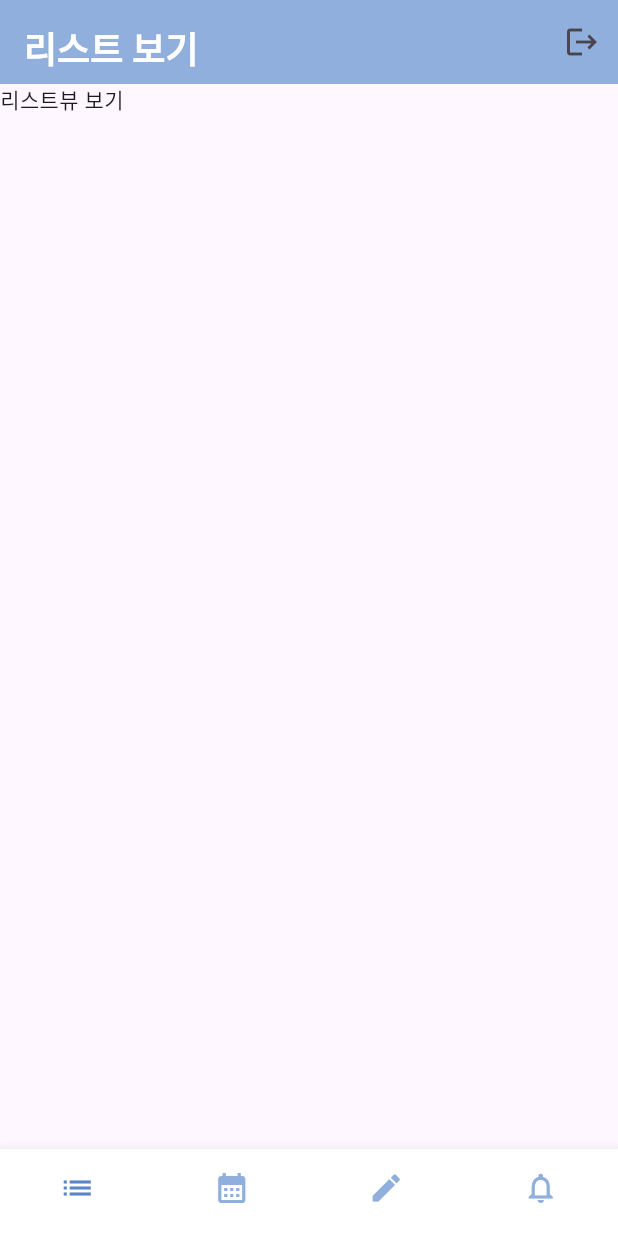
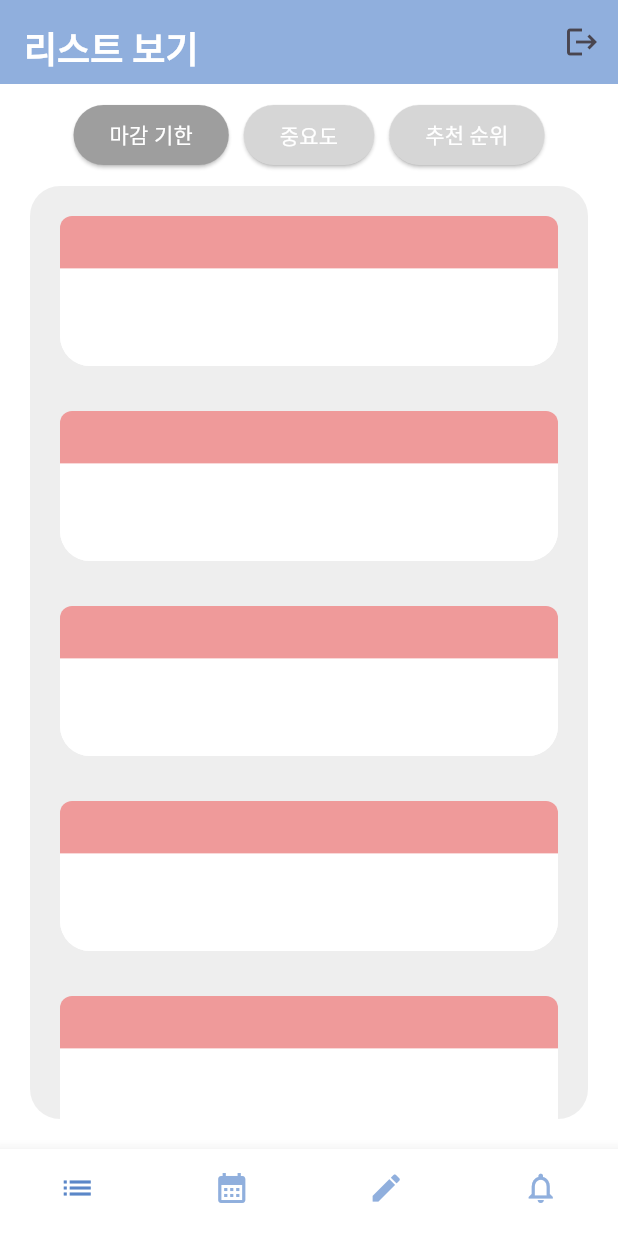
Before and after one commit to Mirum-List/Mirum-List, a Flutter app: the screen it shows once a user with an empty profile is signed in, on a phone screen of 412 x 824 dp. Run offline on Flutter 3.47's test engine with Material 3 defaults, Android fonts, the phone set to English and light mode, and no system bars; our stand-ins replace firebase_auth, firebase_core; accounts and stored records are empty.

Commit message:
리스트 보기 화면 UI 기본 구조 구현 (기능 및 데이터 연동 미구현)

```diff
--- a/lib/home/main_screen.dart
+++ b/lib/home/main_screen.dart
@@ -28,7 +28,7 @@ class _MainScreenState extends State<MainScreen> {
   Widget _getCurrentPage() {
     switch (_selectedIndex) {
       case 0:
-        return const ListViewScreen();
+        return ListViewScreen();
       case 1:
         return const CalendarScreen();
       case 2:
@@ -36,7 +36,7 @@ class _MainScreenState extends State<MainScreen> {
       case 3:
         return const LogScreen();
       default:
-        return const ListViewScreen();
+        return ListViewScreen();
     }
   }
 
--- a/lib/listView/list_view_screen.dart
+++ b/lib/listView/list_view_screen.dart
@@ -1,10 +1,139 @@
 import 'package:flutter/material.dart';
 
-class ListViewScreen extends StatelessWidget {
-  const ListViewScreen({super.key});
+class ListViewScreen extends StatefulWidget {
+  @override
+  _ListViewScreenState createState() => _ListViewScreenState();
+}
+
+class _ListViewScreenState extends State<ListViewScreen> {
+  String selectedButton = 'deadline'; // 현재 선택된 버튼을 저장
 
   @override
   Widget build(BuildContext context) {
-    return Scaffold(body: Text("리스트뷰 보기"));
+    return Scaffold(
+      backgroundColor: Colors.white,
+      body: Column(
+        children: [
+          const SizedBox(height: 10),
+          Row(
+            mainAxisAlignment: MainAxisAlignment.center,
+            crossAxisAlignment: CrossAxisAlignment.center,
+            children: [
+              ElevatedButton(
+                onPressed: () {
+                  setState(() {
+                    selectedButton = 'deadline'; // 선택된 버튼 설정
+                  });
+                },
+                style: ElevatedButton.styleFrom(
+                  backgroundColor: selectedButton == 'deadline'
+                      ? Colors.grey
+                      : Colors.grey[350],
+                  shape: const RoundedRectangleBorder(
+                    borderRadius: BorderRadius.all(Radius.circular(20)),
+                  ),
+                ),
+                child:
+                    const Text('마감 기한', style: TextStyle(color: Colors.white)),
+              ),
+              const SizedBox(width: 10),
+              ElevatedButton(
+                onPressed: () {
+                  setState(() {
+                    selectedButton = 'importance'; // 선택된 버튼 설정
+                  });
+                },
+                style: ElevatedButton.styleFrom(
+                  backgroundColor: selectedButton == 'importance'
+                      ? Colors.grey
+                      : Colors.grey[350],
+                  shape: const RoundedRectangleBorder(
+                    borderRadius: BorderRadius.all(Radius.circular(20)),
+                  ),
+                ),
+                child: const Text('중요도', style: TextStyle(color: Colors.white)),
+              ),
+              const SizedBox(width: 10),
+              ElevatedButton(
+                onPressed: () {
+                  setState(() {
+                    selectedButton = 'recommendation'; // 선택된 버튼 설정
+                  });
+                },
+                style: ElevatedButton.styleFrom(
+                  backgroundColor: selectedButton == 'recommendation'
+                      ? Colors.grey
+                      : Colors.grey[350],
+                  shape: const RoundedRectangleBorder(
+                    borderRadius: BorderRadius.all(Radius.circular(20)),
+                  ),
+                ),
+                child:
+                    const Text('추천 순위', style: TextStyle(color: Colors.white)),
+              ),
+            ],
+          ),
+          Expanded(
+            child: Padding(
+              padding: const EdgeInsets.only(
+                  top: 10, left: 20, right: 20, bottom: 20),
+              child: ClipRRect(
+                borderRadius: BorderRadius.circular(20),
+                child: Container(
+                  color: Colors.grey[200],
+                  child: ListView.builder(
+                    itemCount: 10, // 10개의 항목 생성
+                    padding: const EdgeInsets.all(20),
+                    itemBuilder: (context, index) {
+                      return Padding(
+                        padding: const EdgeInsets.only(bottom: 30),
+                        child: Container(
+                          width: 330, // 컨테이너 너비
+                          height: 100, // 컨테이너 높이
+                          decoration: BoxDecoration(
+                            color: Colors.white, // 하단 흰색 배경
+                            borderRadius:
+                                BorderRadius.circular(20), // 전체 둥근 모서리
+                          ),
+                          child: Column(
+                            mainAxisSize: MainAxisSize.min,
+                            children: [
+                              Container(
+                                height: 35, // 상단 빨간 영역 높이
+                                decoration: BoxDecoration(
+                                  color: Colors.red[200], // 상단 배경색
+                                  borderRadius: const BorderRadius.only(
+                                      topLeft:
+                                          Radius.circular(8), // 왼쪽 상단 둥근 모서리
+                                      topRight:
+                                          Radius.circular(8)), // 오른쪽 상단 둥근 모서리
+                                ),
+                              ),
+                              Expanded(
+                                child: ClipRRect(
+                                  borderRadius: const BorderRadius.only(
+                                    bottomLeft:
+                                        Radius.circular(20), // 왼쪽 하단 둥근 모서리
+                                    bottomRight:
+                                        Radius.circular(20), // 오른쪽 하단 둥근 모서리
+                                  ),
+                                  child: Container(
+                                    color: Colors.white, // 하단 흰색 영역
+                                  ),
+                                ),
+                              ),
+                            ],
+                          ),
+                        ),
+                      );
+                    },
+                  ),
+                ),
+              ),
+            ),
+          ),
+        ],
+      ),
+    );
   }
 }
```
